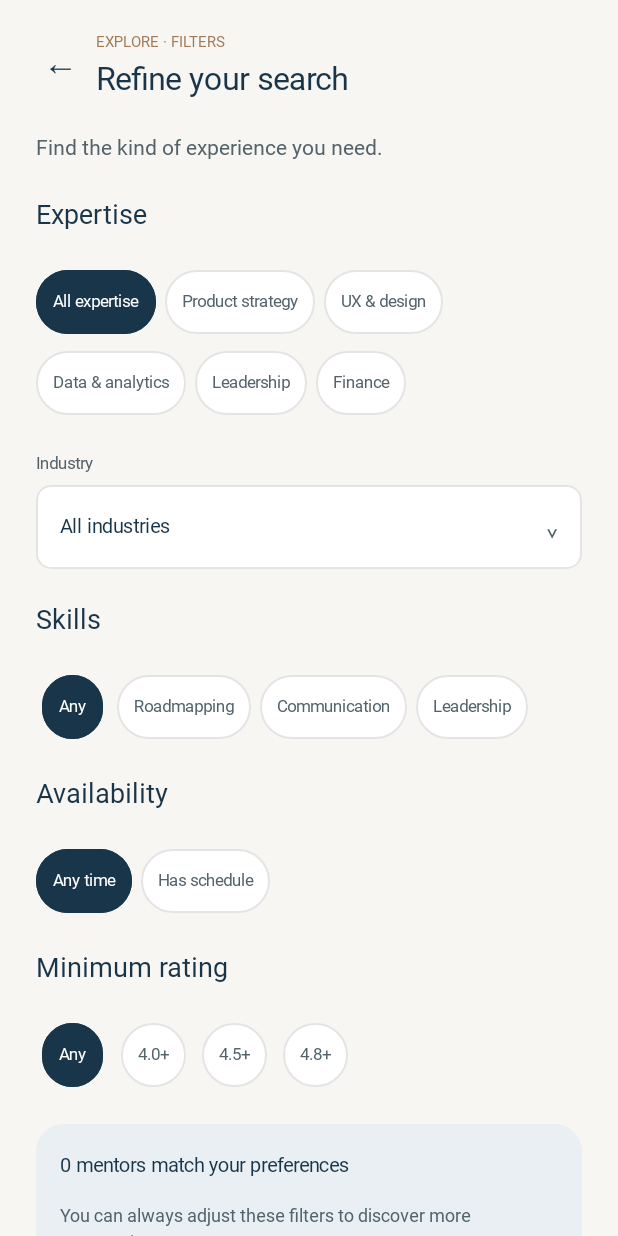
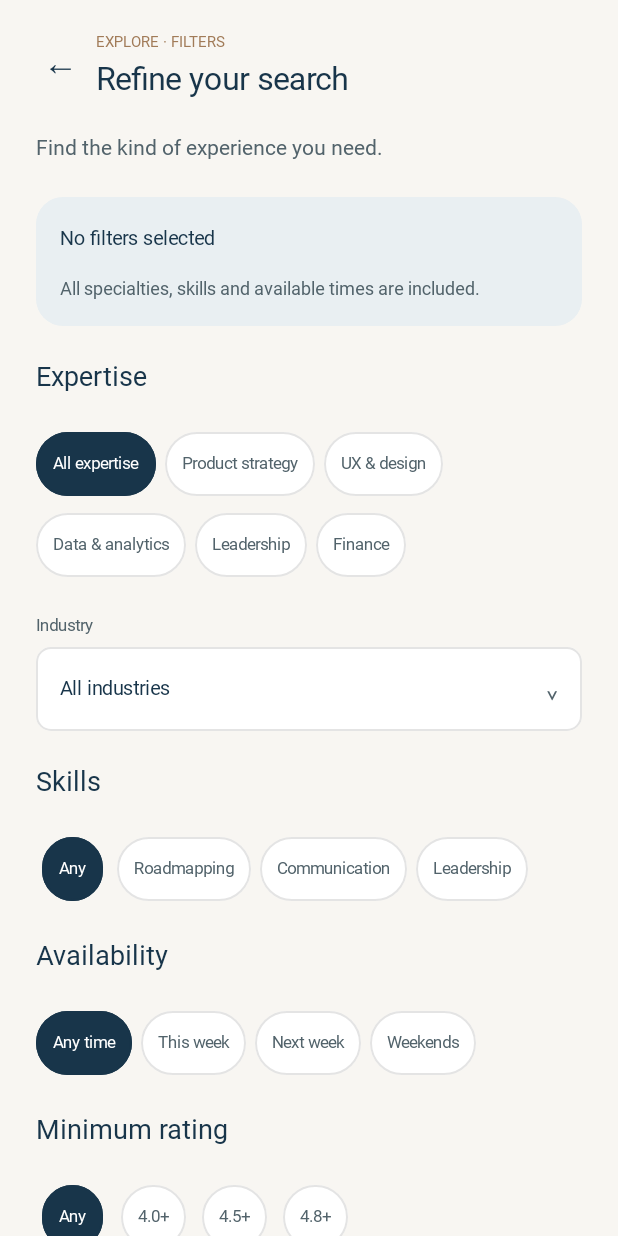
Before and after one commit to 72ws4c8ngk-beep/Jeel-Mobile-App, an Android app built with Jetpack Compose: the @Preview function FilterScreenPreview, on a phone screen of 412 x 824 dp. Run offline under Robolectric (Android 15) with nearby library versions, the phone set to English and light mode, and no system bars; our stand-ins replace Room's generated code; Roboto replaces fonts that are not available here.

Commit message:
Improve mentor search and availability filters

```diff
--- a/jeel/app/src/main/java/edu/iau/cshj/csc402/myapplication/ui/screens/mentee/FilterScreen.kt
+++ b/jeel/app/src/main/java/edu/iau/cshj/csc402/myapplication/ui/screens/mentee/FilterScreen.kt
@@ -2,7 +2,6 @@ package edu.iau.cshj.csc402.myapplication.ui.screens.mentee
 
 import androidx.compose.ui.tooling.preview.Preview
 import edu.iau.cshj.csc402.myapplication.navigation.JeelWorkspace
-
 import androidx.compose.foundation.layout.*
 import androidx.compose.runtime.*
 import edu.iau.cshj.csc402.myapplication.data.*
@@ -11,50 +10,140 @@ import edu.iau.cshj.csc402.myapplication.ui.theme.*
 import edu.iau.cshj.csc402.myapplication.state.*
 
 @Composable
-internal fun ColumnScope.FilterScreen(state:JeelUiState) {
-    with(state){
-        PageHead("EXPLORE · FILTERS","Refine your search",::back)
+internal fun ColumnScope.FilterScreen(state: JeelUiState) {
+    with(state) {
+
+        var filterStatus by remember { mutableStateOf("") }
+
+        val matchCount = filteredRoomMentors().size
+
+        PageHead("EXPLORE · FILTERS", "Refine your search", ::back)
         BodyText("Find the kind of experience you need.")
-        Heading("Expertise",18)
-        Chips(listOf("All expertise","Product strategy","UX & design","Data & analytics","Leadership","Finance"),filterArea){
-            filterArea=it
+
+        if (!hasActiveMentorFilters) {
+            Info(
+                if (filterStatus == "reset")
+                    "Filters reset"
+                else
+                    "No filters selected",
+                "All specialties, skills and available times are included."
+            )
         }
-        Picker("Industry",filterIndustry,listOf("All industries","Technology & digital products","Healthcare","Education")){
-            filterIndustry=it
+
+        Heading("Expertise", 18)
+
+        Chips(
+            listOf(
+                "All expertise",
+                "Product strategy",
+                "UX & design",
+                "Data & analytics",
+                "Leadership",
+                "Finance"
+            ),
+            filterArea
+        ) {
+            filterArea = it
+            filterStatus = ""
         }
-        Heading("Skills",18)
-        Chips(listOf("Any","Roadmapping","Communication","Leadership"),filterSkills){
-            filterSkills=it
+
+        Picker(
+            "Industry",
+            filterIndustry,
+            listOf(
+                "All industries",
+                "Technology & digital products",
+                "Healthcare",
+                "Education"
+            )
+        ) {
+            filterIndustry = it
+            filterStatus = ""
         }
+
+        Heading("Skills", 18)
+
+        Chips(
+            listOf("Any", "Roadmapping", "Communication", "Leadership"),
+            filterSkills
+        ) {
+            filterSkills = it
+            filterStatus = ""
+        }
+
         Heading("Availability", 18)
 
         Chips(
-            values = listOf("Any time", "Has schedule"),
+            values = listOf(
+                "Any time",
+                "This week",
+                "Next week",
+                "Weekends"
+            ),
             selected = filterAvailability
         ) {
             filterAvailability = it
+            filterStatus = ""
         }
-        Heading("Minimum rating",18)
-        Chips(listOf("Any","4.0+","4.5+","4.8+"),filterRating){
-            filterRating=it
+
+        Heading("Minimum rating", 18)
+
+        Chips(
+            listOf("Any", "4.0+", "4.5+", "4.8+"),
+            filterRating
+        ) {
+            filterRating = it
+            filterStatus = ""
         }
-        Info("${filteredRoomMentors().size} mentors match your preferences","You can always adjust these filters to discover more perspectives.")
-        Action("Apply filters · ${filteredRoomMentors().size} mentors"){
-            back()
+
+        val summary = when {
+            filterStatus == "reset" ->
+                "Filters reset · All mentors"
+
+            !hasActiveMentorFilters ->
+                "No filters selected · All mentors"
+
+            filterStatus == "applied" ->
+                "Filters applied · $matchCount mentors"
+
+            else ->
+                "$matchCount mentors match your preferences"
         }
-        Action("Reset filters",secondary=true){
-            filterArea="All expertise"
-            filterSkills="Any"
-            filterAvailability="Any time"
-            filterRating="Any"
-            filterIndustry="All industries"
-            query=""
+
+        Info(
+            summary,
+            "You can always adjust these filters to discover more perspectives."
+        )
+
+        Action(
+            if (hasActiveMentorFilters)
+                "Apply filters · $matchCount mentors"
+            else
+                "Show all mentors"
+        ) {
+            if (hasActiveMentorFilters) {
+                filterStatus = "applied"
+            } else {
+                resetMentorFilters()
+                back()
+            }
+        }
+
+        Action("Reset filters", secondary = true) {
+            resetMentorFilters()
+            filterStatus = "reset"
+        }
+
+        if (filterStatus == "applied" && hasActiveMentorFilters) {
+            Action("View matching mentors", secondary = true) {
+                back()
+            }
         }
     }
 }
 
-@Preview(showBackground=true,widthDp=412,heightDp=892)
+@Preview(showBackground = true, widthDp = 412, heightDp = 892)
 @Composable
 private fun FilterScreenPreview() {
-    JeelWorkspace("Mentee","","",initialRoute="filters"){}
+    JeelWorkspace("Mentee", "", "", initialRoute = "filters") {}
 }
```
Also changed, not shown: jeel/app/src/main/java/edu/iau/cshj/csc402/myapplication/state/JeelUiState.kt (+98 -8 lines), jeel/app/src/main/java/edu/iau/cshj/csc402/myapplication/ui/screens/mentee/ExploreScreen.kt (+49 -16 lines).
